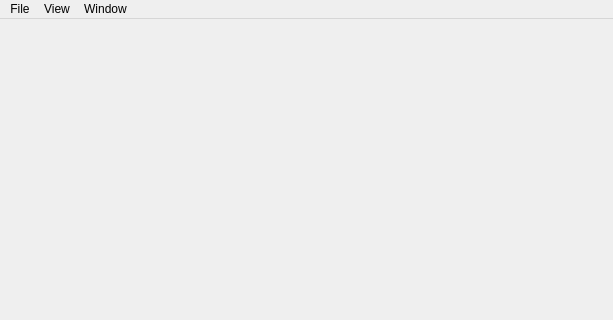
Before: the Qt Designer form src/MainWindow.ui in gdevic/Z80Explorer, drawn with Qt 5; both pictures show x 0 to 613 and y 0 to 320 of the 613 by 493 pixel window.
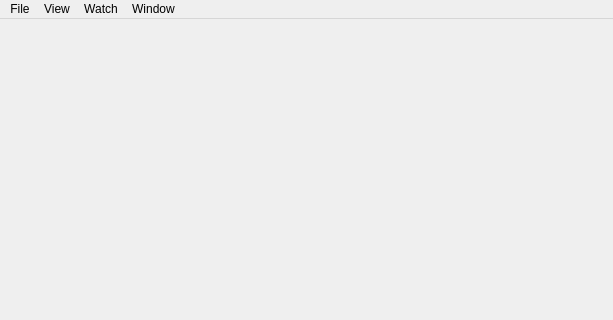
After: the same form once the commit is applied.

Commit message: Adding class to hold watchlist of nets to track

Diff of the .ui file:
```diff
--- a/src/MainWindow.ui
+++ b/src/MainWindow.ui
@@ -44,8 +44,17 @@
     <addaction name="actionNewImageView"/>
     <addaction name="actionNewWaveformView"/>
    </widget>
+   <widget class="QMenu" name="menuWatch">
+    <property name="title">
+     <string>Watch</string>
+    </property>
+    <addaction name="actionLoadWatchlist"/>
+    <addaction name="actionSaveWatchlistAs"/>
+    <addaction name="actionSaveWatchlist"/>
+   </widget>
    <addaction name="menuFile"/>
    <addaction name="menuView"/>
+   <addaction name="menuWatch"/>
    <addaction name="menuWindow"/>
   </widget>
   <widget class="QStatusBar" name="statusbar"/>
```
Left out of the diff: 24 changed lines with no effect on the pictures. The commit also changes 5 other files.
